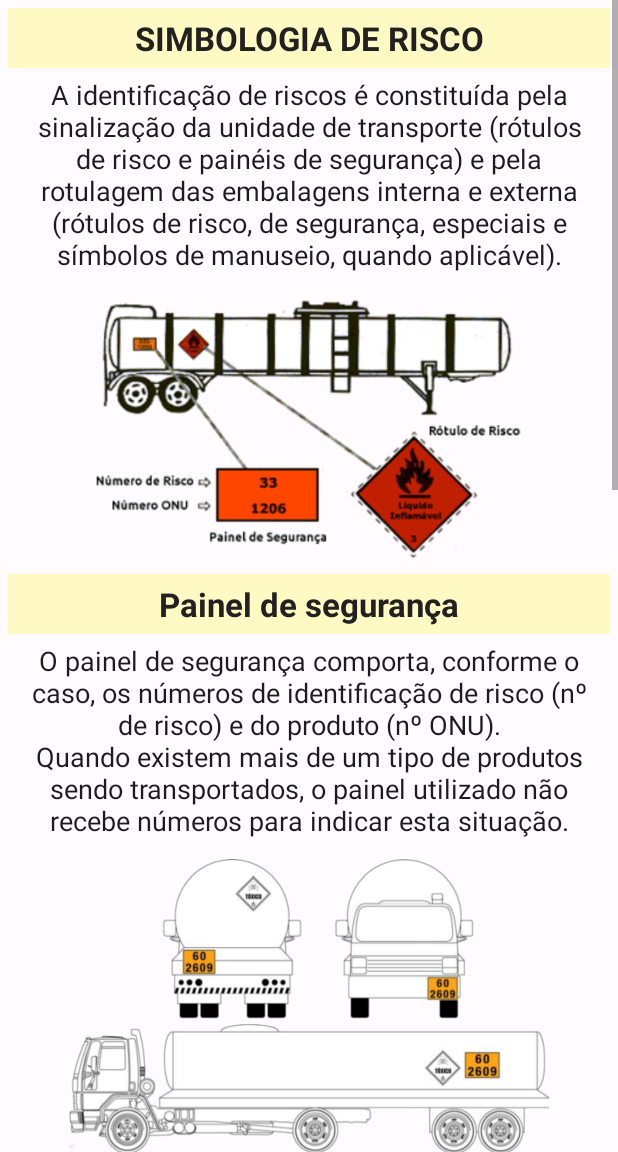
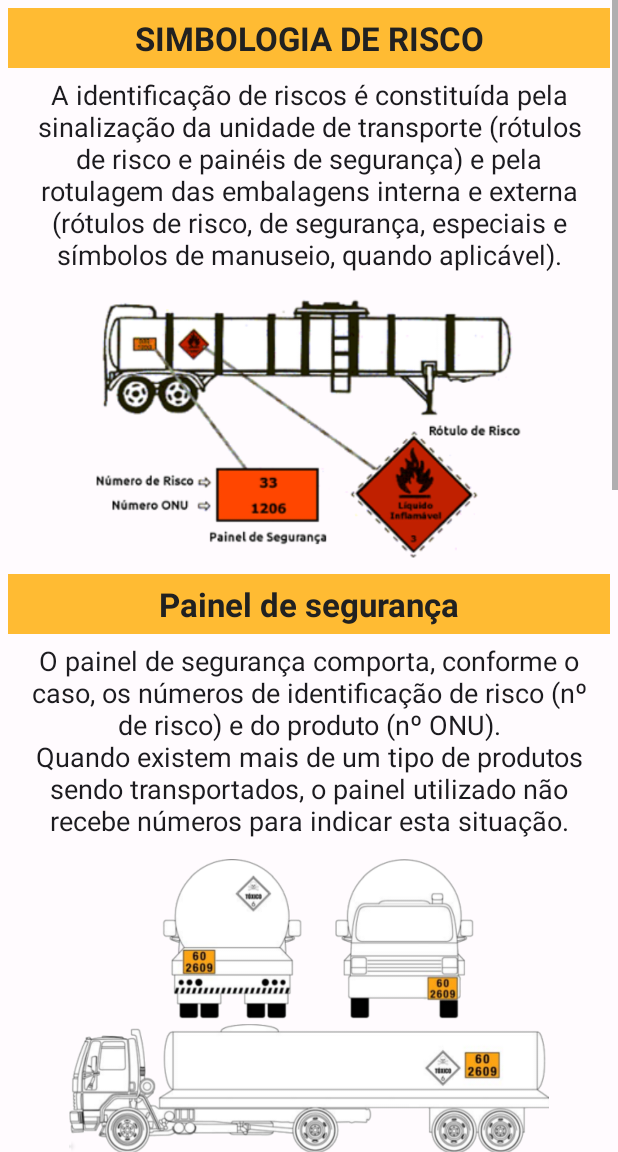
Before and after one commit to pupiloalpha/ProdutosPerigosos_MSKAPPS, an Android app: the fragment RotulosProdutos placed in its activity, on a phone screen of 412 x 824 dp, the part 84-1236 px from its top. Run offline under Robolectric (Android 15) with nearby library versions, the phone set to English and light mode, and no system bars.

Commit message:
Update kotlin code

```diff
--- a/src/main/AndroidManifest.xml
+++ b/src/main/AndroidManifest.xml
@@ -19,8 +19,8 @@
                 <category android:name="android.intent.category.LAUNCHER" />
             </intent-filter>
         </activity>
-        <activity android:name=".listas.ListaSubClasse" />
-        <activity android:name=".info.DetalheProduto" android:exported="true">
+        <activity android:name=".listas.ListaSubClasse" android:theme="@style/Theme.ProdutosPerigosos"/>
+        <activity android:name=".info.DetalheProduto" android:exported="true" android:theme="@style/Theme.ProdutosPerigosos">
             <intent-filter>
                 <action android:name="com.msk.produtosperigosos.PRODUTO" />
                 <category android:name="android.intent.category.DEFAULT" />
--- a/src/main/java/com/msk/produtosperigosos/TelaInicialApp.kt
+++ b/src/main/java/com/msk/produtosperigosos/TelaInicialApp.kt
@@ -1,5 +1,6 @@
 package com.msk.produtosperigosos
 
+import android.graphics.Color
 import android.os.Bundle
 import android.view.MenuItem
 import androidx.activity.OnBackPressedCallback
@@ -28,6 +29,8 @@ class TelaInicialApp : AppCompatActivity(), NavigationView.OnNavigationItemSelec
         setContentView(R.layout.tela_inicial)
 
         drawerLayout = findViewById(R.id.drawer_layout)
+        // Set the status bar scrim color to transparent
+        drawerLayout.setStatusBarBackgroundColor(Color.TRANSPARENT)
 
         val toolbar = findViewById<Toolbar>(R.id.toolbar)
         setSupportActionBar(toolbar)
@@ -80,6 +83,7 @@ class TelaInicialApp : AppCompatActivity(), NavigationView.OnNavigationItemSelec
             R.id.nav_telefones -> openFragment(TelefonesUteis())
             R.id.nav_sobre -> openFragment(SobreApp())
         }
+        supportActionBar?.title = item.title
         drawerLayout.closeDrawer(GravityCompat.START)
         return true
     }
--- a/src/main/java/com/msk/produtosperigosos/info/DetalheProduto.kt
+++ b/src/main/java/com/msk/produtosperigosos/info/DetalheProduto.kt
@@ -10,6 +10,7 @@ import android.widget.ImageView
 import android.widget.TextView
 import androidx.appcompat.app.AppCompatActivity
 import androidx.appcompat.widget.Toolbar
+import com.google.android.material.color.MaterialColors
 import com.msk.produtosperigosos.R
 
 class DetalheProduto : AppCompatActivity() {
@@ -250,6 +251,7 @@ class DetalheProduto : AppCompatActivity() {
     private fun usarActionBar() {
         val toolbar = findViewById<Toolbar?>(R.id.toolbar)
         setSupportActionBar(toolbar)
+        supportActionBar?.title = getString(R.string.dica_produto)
         supportActionBar?.setDisplayHomeAsUpEnabled(true)
         supportActionBar?.setHomeButtonEnabled(true)
     }
--- a/src/main/java/com/msk/produtosperigosos/listas/ListaSubClasse.kt
+++ b/src/main/java/com/msk/produtosperigosos/listas/ListaSubClasse.kt
@@ -13,6 +13,7 @@ import android.widget.ListView
 import android.widget.TextView
 import androidx.appcompat.app.AppCompatActivity
 import androidx.appcompat.widget.Toolbar
+import com.google.android.material.color.MaterialColors
 import com.msk.produtosperigosos.R
 
 class ListaSubClasse : AppCompatActivity() {
@@ -150,6 +151,7 @@ class ListaSubClasse : AppCompatActivity() {
     private fun usarActionBar() {
         val toolbar = findViewById<Toolbar?>(R.id.toolbar)
         setSupportActionBar(toolbar)
+        supportActionBar?.title = getString(R.string.dica_detalhe_classe)
         supportActionBar?.setDisplayHomeAsUpEnabled(true)
         supportActionBar?.setHomeButtonEnabled(true)
     }
--- a/src/main/res/layout/nav_header.xml
+++ b/src/main/res/layout/nav_header.xml
@@ -5,7 +5,8 @@
     android:background="?attr/colorPrimary"
     android:gravity="bottom"
     android:orientation="vertical"
-    android:padding="16dp">
+    android:padding="16dp"
+    android:fitsSystemWindows="true">
 
     <ImageView
         android:layout_width="103dp"
--- a/src/main/res/layout/nome_classe.xml
+++ b/src/main/res/layout/nome_classe.xml
@@ -8,7 +8,7 @@
         android:id="@+id/tvNomeClasse"
         android:layout_width="match_parent"
         android:layout_height="wrap_content"
-        android:background="?attr/colorSecondaryContainer"
+        android:background="?attr/colorPrimaryContainer"
         android:gravity="center"
         android:padding="5dp"
         android:text="@string/classe1"
--- a/src/main/res/layout/nome_subclasse.xml
+++ b/src/main/res/layout/nome_subclasse.xml
@@ -8,7 +8,7 @@
         android:id="@+id/tvPossuiSubClasse"
         android:layout_width="match_parent"
         android:layout_height="wrap_content"
-        android:background="?attr/colorSecondaryContainer"
+        android:background="?attr/colorPrimaryContainer"
         android:gravity="center"
         android:padding="5dp"
         android:text="@string/subclasses"
--- a/src/main/res/layout/rotulos_paineis.xml
+++ b/src/main/res/layout/rotulos_paineis.xml
@@ -14,7 +14,7 @@
         <TextView
             android:layout_width="match_parent"
             android:layout_height="wrap_content"
-            android:background="?attr/colorSecondaryContainer"
+            android:background="?attr/colorPrimaryContainer"
             android:gravity="center"
             android:padding="5dp"
             android:text="@string/titulo_painel"
@@ -46,7 +46,7 @@
         <TextView
             android:layout_width="match_parent"
             android:layout_height="wrap_content"
-            android:background="?attr/colorSecondaryContainer"
+            android:background="?attr/colorPrimaryContainer"
             android:gravity="center"
             android:padding="5dp"
             android:text="@string/painel_de_seguranca"
@@ -101,7 +101,7 @@
         <TextView
             android:layout_width="match_parent"
             android:layout_height="wrap_content"
-            android:background="?attr/colorSecondaryContainer"
+            android:background="?attr/colorPrimaryContainer"
             android:gravity="center"
             android:padding="5dp"
             android:text="@string/rotulo_de_risco"
--- a/src/main/res/layout/sub_classes.xml
+++ b/src/main/res/layout/sub_classes.xml
@@ -10,8 +10,7 @@
         android:id="@+id/toolbar"
         android:layout_width="match_parent"
         android:layout_height="?attr/actionBarSize"
-        android:background="?attr/colorPrimary"
-        app:titleTextColor="?attr/colorOnPrimary" />
+        android:background="?attr/colorPrimary" />
 
     <ListView
         android:id="@+id/lvSubclasse"
--- a/src/main/res/layout/tela_inicial.xml
+++ b/src/main/res/layout/tela_inicial.xml
@@ -6,6 +6,7 @@
     android:layout_width="match_parent"
     android:layout_height="match_parent"
     android:fitsSystemWindows="true"
+    app:statusBarScrim="@android:color/transparent"
     tools:context=".TelaInicialApp">
 
     <LinearLayout
--- a/src/main/res/values-night/themes.xml
+++ b/src/main/res/values-night/themes.xml
@@ -21,5 +21,8 @@
         <item name="android:navigationBarColor">@color/md_theme_dark_background</item>
         <item name="android:windowBackground">@color/md_theme_dark_background</item>
         <item name="android:textColor">@color/md_theme_dark_onBackground</item>
+        <!-- Status bar color. -->
+        <item name="android:statusBarColor">?attr/colorPrimaryVariant</item>
+        <item name="android:windowLightStatusBar" tools:targetApi="m">false</item>
     </style>
 </resources>
--- a/src/main/res/values/colors.xml
+++ b/src/main/res/values/colors.xml
@@ -3,7 +3,7 @@
     <!-- Primary Colors -->
     <color name="md_theme_light_primary">#FF9800</color> <!-- orange -->
     <color name="md_theme_light_onPrimary">#FFFFFFFF</color>
-    <color name="md_theme_light_primaryContainer">#FFE0B2</color>
+    <color name="md_theme_light_primaryContainer">#FFBB33</color>
     <color name="md_theme_light_onPrimaryContainer">#212121</color>
 
     <!-- Secondary Colors -->
--- a/src/main/res/values/themes.xml
+++ b/src/main/res/values/themes.xml
@@ -21,5 +21,8 @@
         <item name="android:navigationBarColor">@color/md_theme_light_background</item>
         <item name="android:windowBackground">@color/md_theme_light_background</item>
         <item name="android:textColor">@color/md_theme_light_onBackground</item>
+        <!-- Status bar color. -->
+        <item name="android:statusBarColor">@android:color/white</item>
+        <item name="android:windowLightStatusBar" tools:targetApi="m">true</item>
     </style>
 </resources>
```
Also changed, not shown: src/main/res/layout/detalhe_produto.xml (+3 -4 lines).
